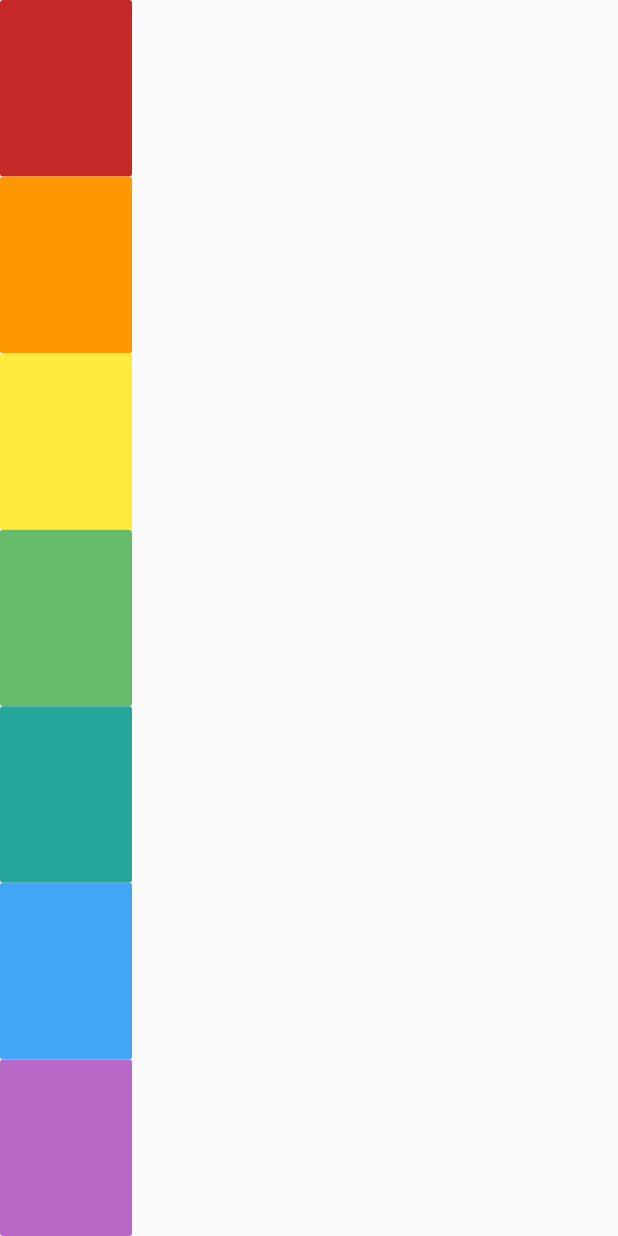
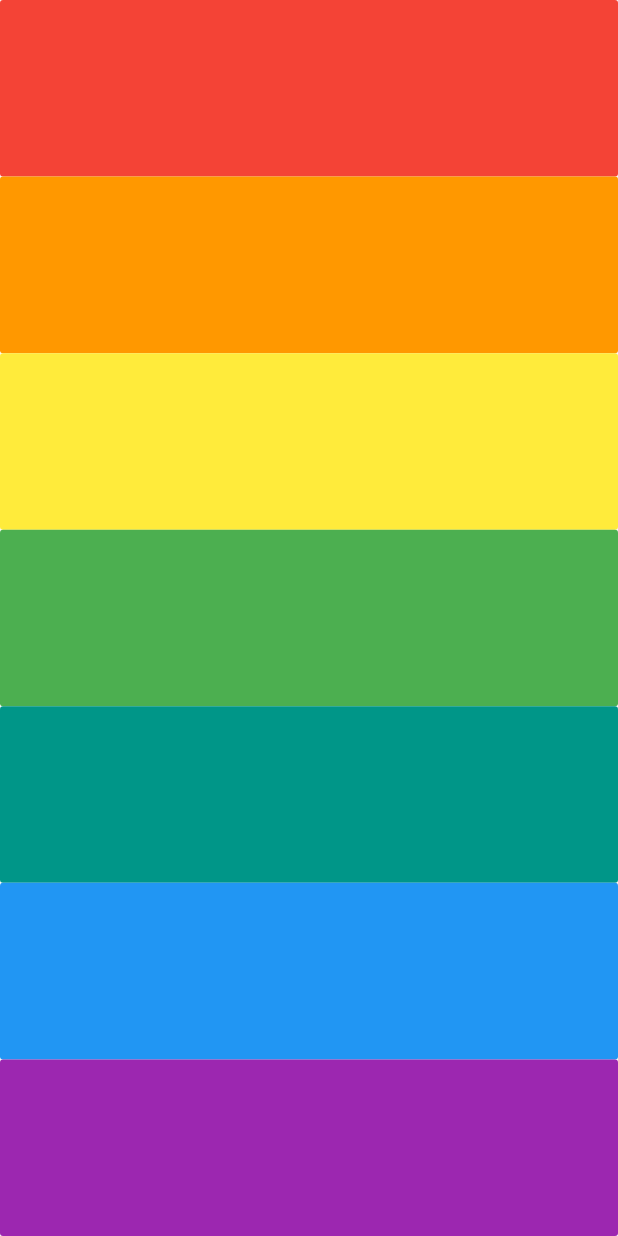
Before and after one commit to felexkuria/xylophone_flutter, a Flutter app: the screen it shows after launch, on a phone screen of 412 x 824 dp. Run offline on Flutter 3.47's test engine with Material 2 defaults, Android fonts, the phone set to English and light mode, and no system bars; our stand-ins replace audioplayers.

Commit message:
Final commit Finished the xylophone app topics Learnt 1.Function 2.adding argument to function 3.Understanding parameters and argument in great details they 3 types of functions simple eg calculate() ,calculate(tax),and other which have return types to return data

```diff
--- a/lib/main.dart
+++ b/lib/main.dart
@@ -13,85 +13,37 @@ void main() {
   );
 }
 
-class XylophoneApp extends StatefulWidget {
-  @override
-  _XylophoneAppState createState() => _XylophoneAppState();
-}
-
-class _XylophoneAppState extends State<XylophoneApp> {
+class XylophoneApp extends StatelessWidget {
   void _playSound(int sound1) {
     final player = AudioCache();
     player.play('note$sound1.wav');
+  }
+
+  Expanded _buildKey({int soundNumber, Color color}) {
+    return Expanded(
+      child: FlatButton(
+        color: color,
+        onPressed: () {
+          _playSound(soundNumber);
+        },
+        child: null,
+      ),
+    );
   }
 
   @override
   Widget build(BuildContext context) {
     return Scaffold(
       body: Column(
+        crossAxisAlignment: CrossAxisAlignment.stretch,
         children: [
-          Expanded(
-            child: FlatButton(
-              color: Colors.red[800],
-              onPressed: () {
-                _playSound(1);
-              },
-              child: null,
-            ),
-          ),
-          Expanded(
-            child: FlatButton(
-              color: Colors.orange,
-              child: null,
-              onPressed: () {
-                _playSound(2);
-              },
-            ),
-          ),
-          Expanded(
-            child: FlatButton(
-              color: Colors.yellow,
-              onPressed: () {
-                _playSound(3);
-              },
-              child: null,
-            ),
-          ),
-          Expanded(
-            child: FlatButton(
-              color: Colors.green[400],
-              onPressed: () {
-                _playSound(4);
-              },
-              child: null,
-            ),
-          ),
-          Expanded(
-            child: FlatButton(
-              color: Colors.teal[400],
-              onPressed: () {
-                _playSound(5);
-              },
-              child: null,
-            ),
-          ),
-          Expanded(
-            child: FlatButton(
-              color: Colors.blue[400],
-              onPressed: () {
-                _playSound(6);
-              },
-              child: null,
-            ),
-          ),
-          Expanded(
-            child: FlatButton(
-              color: Colors.purple[300],
-              onPressed: () {
-                _playSound(7);
-              },
-              child: null,
-            ),
-          ),
+          _buildKey(soundNumber: 1, color: Colors.red),
+          _buildKey(soundNumber: 2, color: Colors.orange),
+          _buildKey(soundNumber: 3, color: Colors.yellow),
+          _buildKey(soundNumber: 4, color: Colors.green),
+          _buildKey(soundNumber: 5, color: Colors.teal),
+          _buildKey(soundNumber: 6, color: Colors.blue),
+          _buildKey(soundNumber: 7, color: Colors.purple),
         ],
       ),
     );
--- a/pubspec.yaml
+++ b/pubspec.yaml
@@ -43,7 +43,7 @@ flutter:
   # the material Icons class.
   uses-material-design: true
   assets:
-    - assets
+    - assets/
   #     - assets
   #     - images/a_dot_ham.jpeg
 
```
